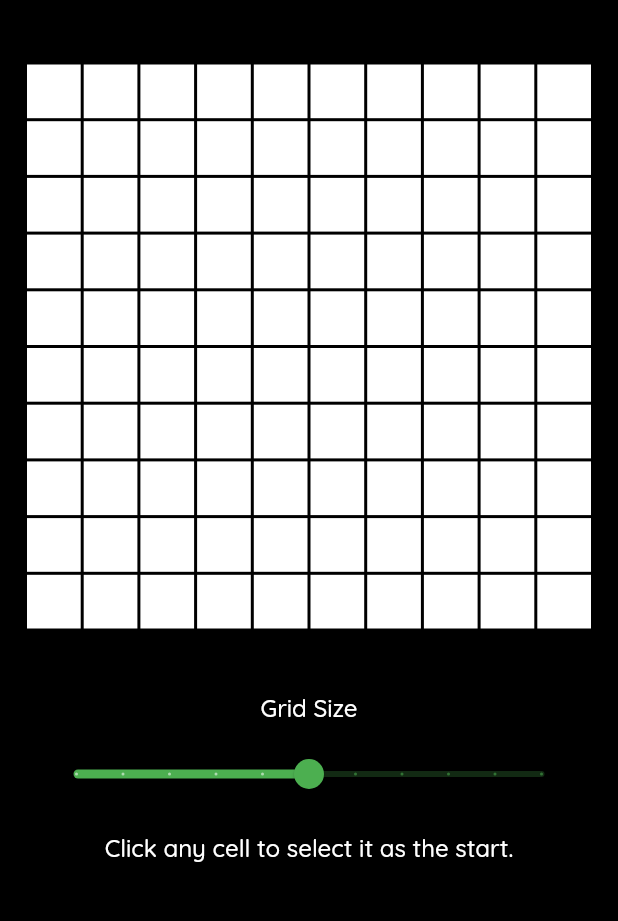
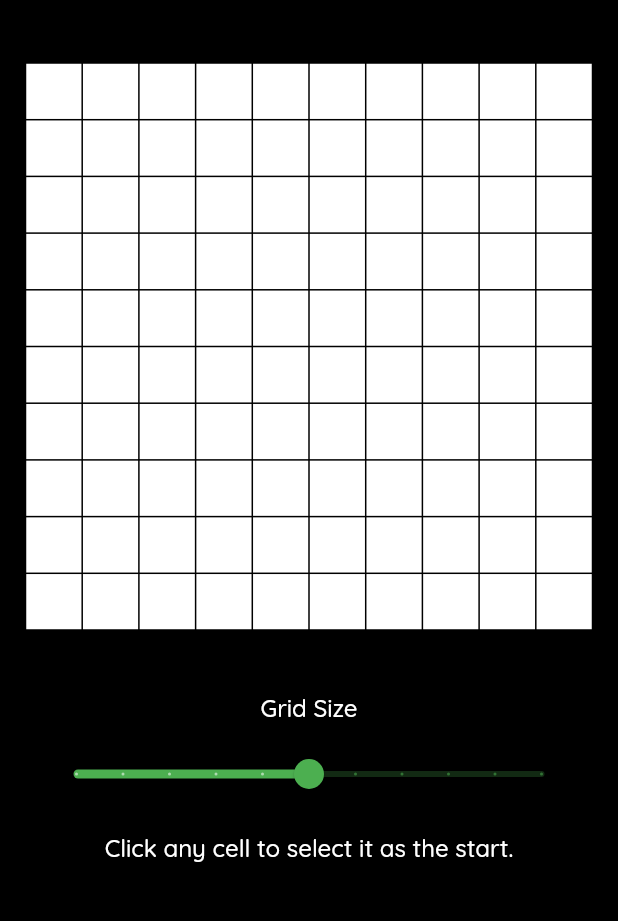
Before and after one commit to WinLoseDraw/path_finder_app, a Flutter app: the screen it shows after launch, on a phone screen of 412 x 824 dp, the part 225-1146 px from its top. Run offline on Flutter 3.47's test engine with Material 2 defaults, Android fonts, the phone set to English and light mode, and no system bars; our stand-ins replace google_fonts.

Commit message:
updated grid UI

```diff
--- a/lib/pages/path_finder_page.dart
+++ b/lib/pages/path_finder_page.dart
@@ -97,6 +97,9 @@ class _PathFinderPageState extends State<PathFinderPage> {
                   ],
                 ),
               ),
+              SizedBox(
+                height: 20.0,
+              )
             ],
           ),
         ),
--- a/lib/widgets/grid_cell.dart
+++ b/lib/widgets/grid_cell.dart
@@ -49,7 +49,7 @@ class _GridCellState extends State<GridCell> {
               }
             },
             child: Container(
-              margin: EdgeInsets.all(1.0),
+              margin: EdgeInsets.all(0.5),
               decoration: BoxDecoration(
                 color: (widget.status == CellStatus.start ||
                         widget.status == CellStatus.visited)
--- a/lib/widgets/grid_widget.dart
+++ b/lib/widgets/grid_widget.dart
@@ -24,6 +24,7 @@ class _GridWidgetState extends State<GridWidget> {
           builder: (context, controller, child) {
         return !kIsWeb? Container(
           padding: EdgeInsets.all(2.0),
+          color: Colors.black26,
           width: double.infinity,
           child: Column(
             children: [
@@ -35,6 +36,7 @@ class _GridWidgetState extends State<GridWidget> {
           ),
         ) : Container(
           padding: EdgeInsets.all(2.0),
+          color: Colors.black26,
           height: double.infinity,
           child: Column(
             children: [
```
